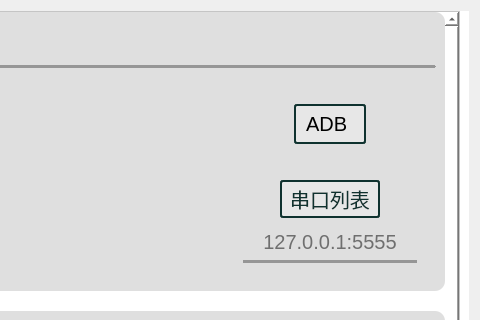
This is utils/ui/Service.ui in XBJF-X/Xuan-s-UltilityAutoNaruto as Qt 5 draws it before an edit; both pictures show x 677 to 1157 and y 0 to 320 of the 1157 by 744 pixel window. The edited form follows.
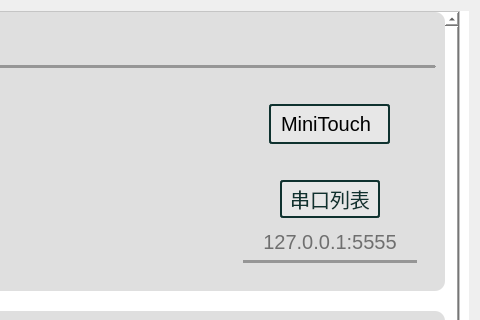
This is the edited form. The open tabs and pages were chosen to show the change.

```diff
--- a/utils/ui/Service.ui
+++ b/utils/ui/Service.ui
@@ -1358,9 +1358,9 @@
                    <property name="geometry">
                     <rect>
                      <x>0</x>
-                     <y>-81</y>
+                     <y>0</y>
                      <width>877</width>
-                     <height>1144</height>
+                     <height>1139</height>
                     </rect>
                    </property>
                    <layout class="QVBoxLayout" name="verticalLayout_25">
@@ -1668,13 +1668,16 @@
                           <widget class="QComboBox" name="control_mode">
                            <property name="maximumSize">
                             <size>
-                             <width>120</width>
+                             <width>150</width>
                              <height>16777215</height>
                             </size>
                            </property>
+                           <property name="currentIndex">
+                            <number>0</number>
+                           </property>
                            <item>
                             <property name="text">
-                             <string>ADB</string>
+                             <string>MiniTouch</string>
                             </property>
                            </item>
                            <item>
```
Left out of the diff: 11 changed lines with no effect on the pictures.
